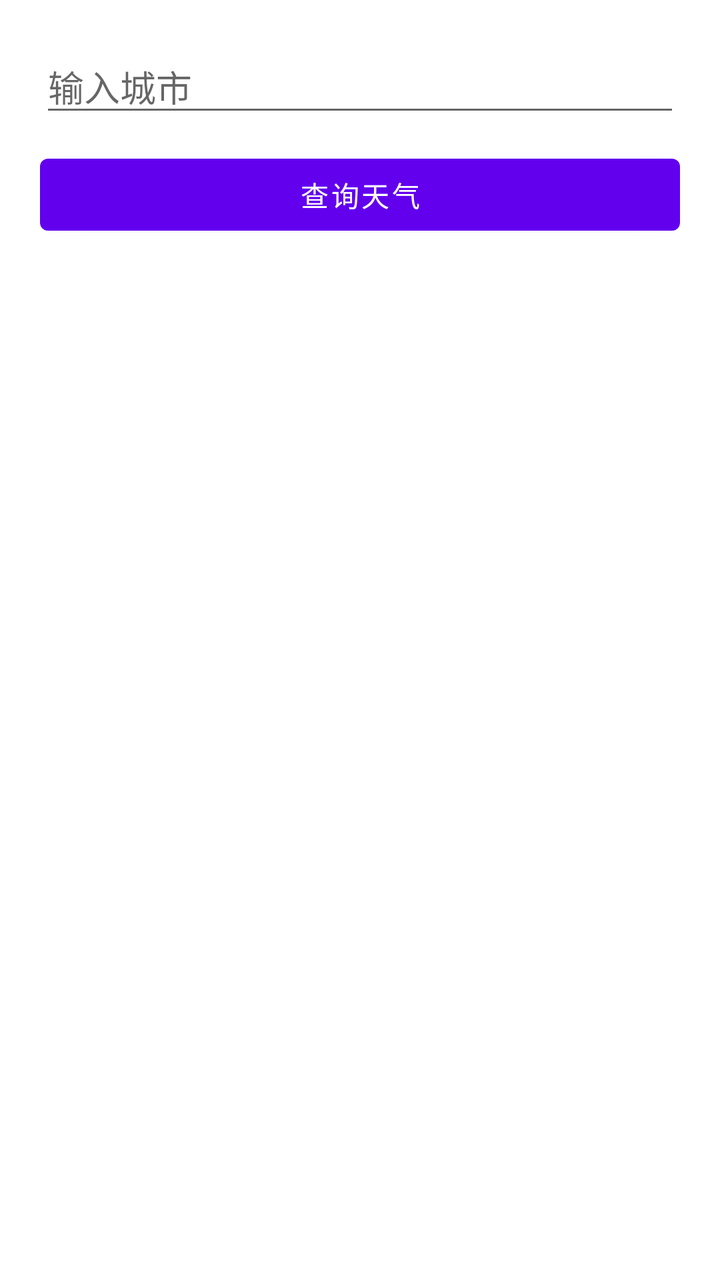
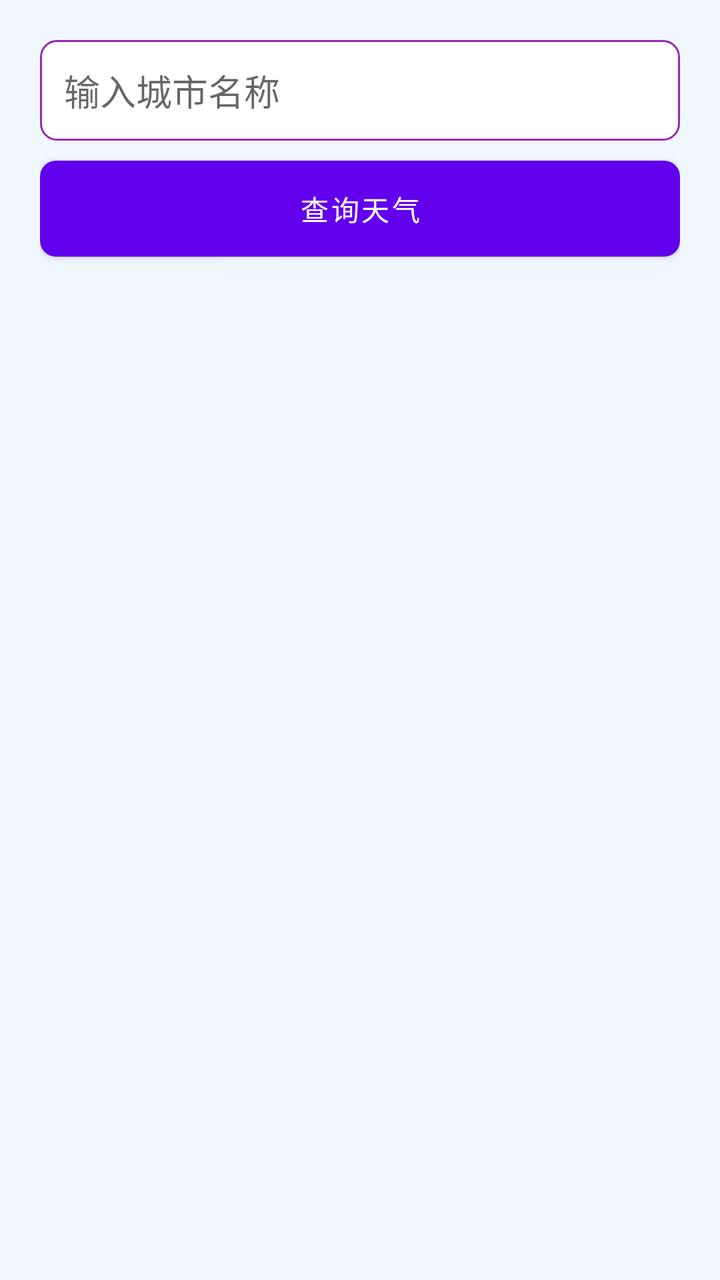

Screens rendered from an Android XML layout before and after an edit, with the pre-edit source and the edit as a unified diff.
<!-- AndroidManifest.xml: application theme Theme.ChooseHelper202 -->
<!-- res/layout/activity_weather.xml -->
<?xml version="1.0" encoding="utf-8"?>
<LinearLayout xmlns:android="http://schemas.android.com/apk/res/android"
    android:layout_width="match_parent"
    android:layout_height="match_parent"
    android:orientation="vertical"
    android:padding="20dp">

    <EditText
        android:id="@+id/et_city"
        android:layout_width="match_parent"
        android:layout_height="wrap_content"
        android:hint="输入城市"/>

    <Button
        android:id="@+id/btn_query"
        android:layout_width="match_parent"
        android:layout_height="wrap_content"
        android:text="查询天气"
        android:layout_marginTop="10dp"/>

    <TextView
        android:id="@+id/tv_result"
        android:layout_width="match_parent"
        android:layout_height="wrap_content"
        android:layout_marginTop="20dp"
        android:textSize="18sp"/>

</LinearLayout>
<!-- resources referenced by this layout -->
<resources>
  <style name="Theme.ChooseHelper202" parent="Theme.MaterialComponents.DayNight.NoActionBar">
          <item name="colorPrimary">#6200EE</item>
          <item name="colorPrimaryVariant">#3700B3</item>
          <item name="colorOnPrimary">#FFFFFF</item>
          <item name="colorSecondary">#03DAC5</item>
          <item name="colorSecondaryVariant">#018786</item>
          <item name="colorOnSecondary">#000000</item>
          <item name="android:statusBarColor">?attr/colorPrimaryVariant</item>
      </style>
</resources>

<!-- the commit's change to res/layout/activity_weather.xml (unified diff, before → after) -->
@@ -3,19 +3,23 @@
     android:layout_width="match_parent"
     android:layout_height="match_parent"
     android:orientation="vertical"
-    android:padding="20dp">
+    android:padding="20dp"
+    android:background="#f0f8ff">
 
     <EditText
         android:id="@+id/et_city"
         android:layout_width="match_parent"
         android:layout_height="wrap_content"
-        android:hint="输入城市"/>
+        android:hint="输入城市名称"
+        android:background="@drawable/et_bg"
+        android:padding="12dp"/>
 
     <Button
         android:id="@+id/btn_query"
         android:layout_width="match_parent"
         android:layout_height="wrap_content"
         android:text="查询天气"
+        android:background="@drawable/btn_purple"
         android:layout_marginTop="10dp"/>
 
     <TextView
@@ -23,6 +27,15 @@
         android:layout_width="match_parent"
         android:layout_height="wrap_content"
         android:layout_marginTop="20dp"
-        android:textSize="18sp"/>
+        android:textSize="18sp"
+        android:lineSpacingExtra="8dp"/>
+
+    <TextView
+        android:id="@+id/tv_cloth_suggest"
+        android:layout_width="match_parent"
+        android:layout_height="wrap_content"
+        android:layout_marginTop="10dp"
+        android:textSize="16sp"
+        android:textColor="#6a0dad"/>
 
 </LinearLayout>
<!-- resource entries referenced after the edit -->
@@ -1,5 +1,29 @@
 <!-- resources referenced by this layout -->
 <resources>
+  <!-- drawable btn_purple (drawable) -->
+  <?xml version="1.0" encoding="utf-8"?>
+  <selector xmlns:android="http://schemas.android.com/apk/res/android">
+      <item android:state_pressed="true">
+          <shape android:shape="rectangle">
+              <solid android:color="#7b1fa2"/>
+              <corners android:radius="8dp"/>
+          </shape>
+      </item>
+      <item>
+          <shape android:shape="rectangle">
+              <solid android:color="#9c27b0"/>
+              <corners android:radius="8dp"/>
+          </shape>
+      </item>
+  </selector>
+  <!-- drawable et_bg (drawable) -->
+  <?xml version="1.0" encoding="utf-8"?>
+  <shape xmlns:android="http://schemas.android.com/apk/res/android"
+      android:shape="rectangle">
+      <solid android:color="#ffffff"/>
+      <stroke android:width="1dp" android:color="#9c27b0"/>
+      <corners android:radius="8dp"/>
+  </shape>
   <style name="Theme.ChooseHelper202" parent="Theme.MaterialComponents.DayNight.NoActionBar">
           <item name="colorPrimary">#6200EE</item>
           <item name="colorPrimaryVariant">#3700B3</item>
